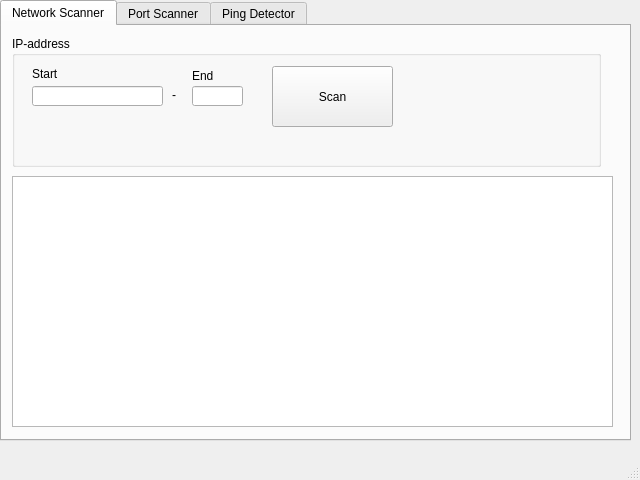
This is src/resources/ui/main.ui in jebr/network-monitoring as Qt 5 draws it before an edit. The edited form follows.
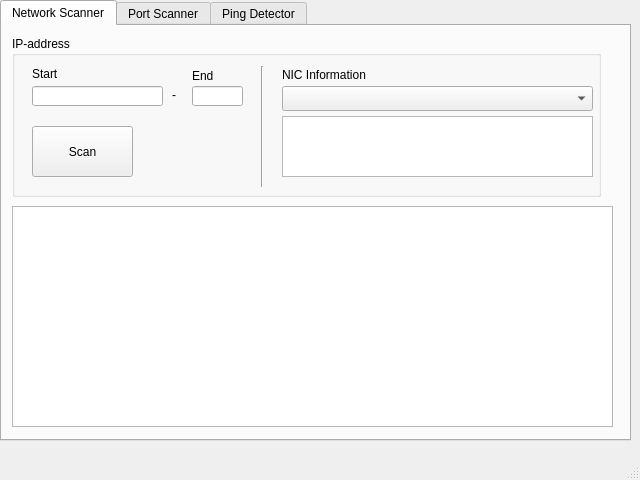
This is the edited form.

Commit message: [new] get nic information

```diff
--- a/src/resources/ui/main.ui
+++ b/src/resources/ui/main.ui
@@ -36,7 +36,7 @@
         <x>10</x>
         <y>10</y>
         <width>589</width>
-        <height>131</height>
+        <height>161</height>
        </rect>
       </property>
       <property name="title">
@@ -113,17 +113,63 @@
       <widget class="QPushButton" name="pb_start_nwscan">
        <property name="geometry">
         <rect>
-         <x>260</x>
-         <y>30</y>
-         <width>121</width>
+         <x>20</x>
+         <y>90</y>
+         <width>101</width>
+         <height>51</height>
+        </rect>
+       </property>
+       <property name="text">
+        <string>Scan</string>
+       </property>
+       <property name="shortcut">
+        <string>Return</string>
+       </property>
+      </widget>
+      <widget class="QListWidget" name="list_network_data">
+       <property name="geometry">
+        <rect>
+         <x>270</x>
+         <y>80</y>
+         <width>311</width>
          <height>61</height>
         </rect>
        </property>
+      </widget>
+      <widget class="QComboBox" name="combo_networkcard">
+       <property name="geometry">
+        <rect>
+         <x>270</x>
+         <y>50</y>
+         <width>311</width>
+         <height>25</height>
+        </rect>
+       </property>
+      </widget>
+      <widget class="QLabel" name="label_3">
+       <property name="geometry">
+        <rect>
+         <x>270</x>
+         <y>30</y>
+         <width>141</width>
+         <height>17</height>
+        </rect>
+       </property>
        <property name="text">
-        <string>Scan</string>
+        <string>NIC Information</string>
        </property>
-       <property name="shortcut">
-        <string>Return</string>
+      </widget>
+      <widget class="Line" name="line">
+       <property name="geometry">
+        <rect>
+         <x>240</x>
+         <y>30</y>
+         <width>20</width>
+         <height>121</height>
+        </rect>
+       </property>
+       <property name="orientation">
+        <enum>Qt::Vertical</enum>
        </property>
       </widget>
      </widget>
@@ -131,9 +177,9 @@
       <property name="geometry">
        <rect>
         <x>10</x>
-        <y>150</y>
+        <y>180</y>
         <width>601</width>
-        <height>251</height>
+        <height>221</height>
        </rect>
       </property>
       <property name="sizeAdjustPolicy">
```
Left out of the diff: 22 changed lines with no effect on the pictures. The commit also changes 5 other files.
